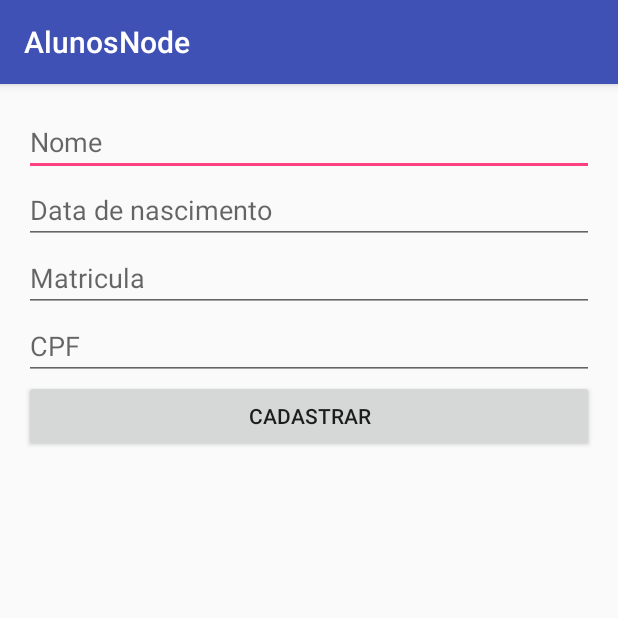
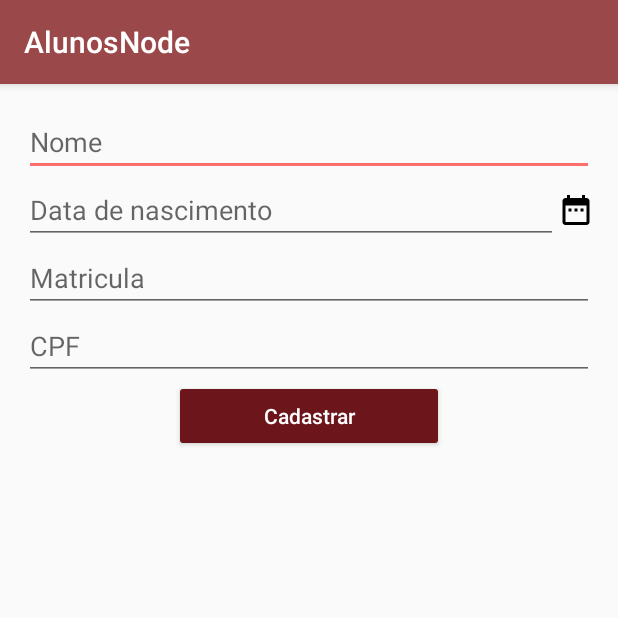
Before and after one commit to miacelPereira/AlunosNode, an Android app: the CadastroActivity screen opened directly, with no data from a screen before it, on a phone screen of 412 x 824 dp, the top half of it. Run offline under Robolectric (Android 15) with nearby library versions, the phone set to English and light mode, and no system bars.

Commit message:
Iniciado o processo de MVP

```diff
--- a/app/src/main/AndroidManifest.xml
+++ b/app/src/main/AndroidManifest.xml
@@ -22,7 +22,8 @@
                 <category android:name="android.intent.category.LAUNCHER" />
             </intent-filter>
         </activity>
-        <activity android:name=".activity.CadastroActivity"></activity>
+        <activity android:name=".activity.CadastroActivity" />
+        <activity android:name=".activity.VisualizarActivity"></activity>
     </application>
 
 </manifest>
--- /dev/null
+++ b/app/src/main/java/br/com/senaijandira/alunosnode/presenter/CadastroPresenter.java
@@ -0,0 +1,40 @@
+package br.com.senaijandira.alunosnode.presenter;
+
+import android.content.Context;
+
+import br.com.senaijandira.alunosnode.model.Aluno;
+import br.com.senaijandira.alunosnode.model.ApiResult;
+import br.com.senaijandira.alunosnode.service.AlunosService;
+import br.com.senaijandira.alunosnode.view.CadastroView;
+import retrofit2.Call;
+import retrofit2.Callback;
+import retrofit2.Response;
+
+public class CadastroPresenter {
+
+    CadastroView view;
+    AlunosService service;
+
+    public CadastroPresenter(Context ctx, AlunosService service) {
+        this.service = service;
+        this.view = view;
+    }
+
+    public void cadastrarAluno(Aluno aluno){
+        service.cadastrarAluno(aluno).enqueue(new Callback<ApiResult>(){
+            @Override
+            public void onResponse(Call<ApiResult> call, Response<ApiResult> response) {
+                ApiResult result = response.body();
+                if(result.isSucesso()){
+                    view.showMessage("Sucesso", "Cadastrado com sucesso");
+                }else{
+                    view.showMessage("Erro", "Erro ao cadastrar");
+                }
+            }
+            @Override
+            public void onFailure(Call<ApiResult> call, Throwable t) {
+                t.printStackTrace();
+            }
+        });
+    }
+}
--- /dev/null
+++ b/app/src/main/java/br/com/senaijandira/alunosnode/view/CadastroView.java
@@ -0,0 +1,8 @@
+package br.com.senaijandira.alunosnode.view;
+
+public interface CadastroView {
+
+    void showMessage(String titulo, String mensagem);
+
+
+}
--- /dev/null
+++ b/app/src/main/res/drawable/ic_date_range.xml
@@ -0,0 +1,9 @@
+<vector xmlns:android="http://schemas.android.com/apk/res/android"
+        android:width="24dp"
+        android:height="24dp"
+        android:viewportWidth="24.0"
+        android:viewportHeight="24.0">
+    <path
+        android:fillColor="#FF000000"
+        android:pathData="M9,11L7,11v2h2v-2zM13,11h-2v2h2v-2zM17,11h-2v2h2v-2zM19,4h-1L18,2h-2v2L8,4L8,2L6,2v2L5,4c-1.11,0 -1.99,0.9 -1.99,2L3,20c0,1.1 0.89,2 2,2h14c1.1,0 2,-0.9 2,-2L21,6c0,-1.1 -0.9,-2 -2,-2zM19,20L5,20L5,9h14v11z"/>
+</vector>
--- a/app/src/main/res/layout/activity_cadastro.xml
+++ b/app/src/main/res/layout/activity_cadastro.xml
@@ -14,12 +14,25 @@
         android:id="@+id/txtNome"
         android:hint="Nome"
         />
-    <EditText
+    <LinearLayout
         android:layout_width="match_parent"
         android:layout_height="wrap_content"
-        android:id="@+id/txtDataNascimento"
-        android:hint="Data de nascimento"
-        />
+        android:orientation="horizontal">
+        <EditText
+            android:layout_width="match_parent"
+            android:layout_height="wrap_content"
+            android:layout_weight="1"
+            android:id="@+id/txtDataNascimento"
+            android:hint="Data de nascimento"
+            />
+        <ImageView
+            android:layout_width="wrap_content"
+            android:layout_height="wrap_content"
+            android:src="@drawable/ic_date_range"
+            android:layout_gravity="center"
+            android:onClick="abrirCalendario"
+            />
+    </LinearLayout>
     <EditText
         android:layout_width="match_parent"
         android:layout_height="wrap_content"
@@ -33,13 +46,14 @@
         android:hint="CPF"
         />
 
-
-
-
     <Button
-        android:layout_width="match_parent"
+        android:layout_width="180dp"
         android:layout_height="wrap_content"
         android:text="Cadastrar"
+        android:backgroundTint="@color/colorPrimaryDark"
+        android:textColor="@color/branco"
+        android:textAllCaps="false"
+        android:layout_gravity="center"
         android:onClick="cadastrarAluno"
         />
 </LinearLayout>
--- a/app/src/main/res/values/colors.xml
+++ b/app/src/main/res/values/colors.xml
@@ -1,6 +1,7 @@
 <?xml version="1.0" encoding="utf-8"?>
 <resources>
-    <color name="colorPrimary">#3F51B5</color>
-    <color name="colorPrimaryDark">#303F9F</color>
-    <color name="colorAccent">#FF4081</color>
+    <color name="colorPrimaryDark">#6c161c</color>
+    <color name="colorPrimary">#9b484a</color>
+    <color name="colorAccent">#ff6d6d</color>
+    <color name="branco">#FFFFFF</color>
 </resources>
```
Also changed, not shown: app/src/main/java/br/com/senaijandira/alunosnode/activity/CadastroActivity.java (+57 -31 lines), app/src/main/java/br/com/senaijandira/alunosnode/activity/MainActivity.java (+18 -2 lines), app/src/main/java/br/com/senaijandira/alunosnode/activity/VisualizarActivity.java (added, +18 -0 lines), app/src/main/java/util/DateUtil.java (+6 -2 lines), app/src/main/res/layout/activity_visualizar.xml (added, +9 -0 lines).
